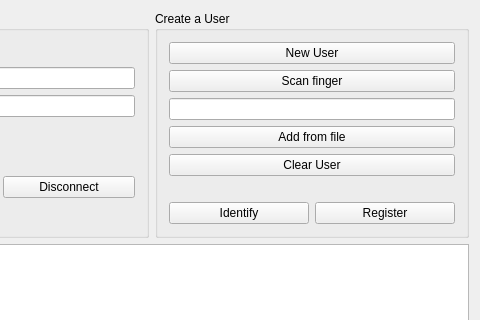
The window that client/clientgui.ui (pvavercak/flat_repo) describes before a commit, drawn with Qt 5; both pictures show x 160 to 640 and y 0 to 320 of the 640 by 523 pixel window.
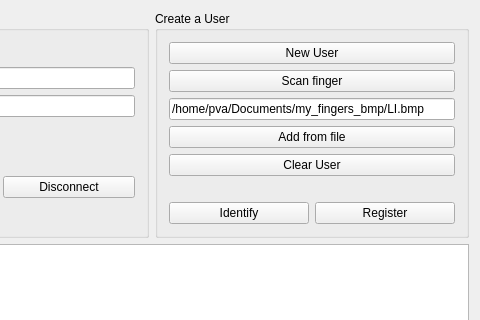
The same window after the commit.

Diff of the .ui file:
```diff
--- a/client/clientgui.ui
+++ b/client/clientgui.ui
@@ -136,7 +136,11 @@
           </widget>
          </item>
          <item>
-          <widget class="QLineEdit" name="pathToFingerImage"/>
+          <widget class="QLineEdit" name="pathToFingerImage">
+           <property name="text">
+            <string>/home/pva/Documents/my_fingers_bmp/LI.bmp</string>
+           </property>
+          </widget>
          </item>
          <item>
           <widget class="QPushButton" name="addFromFileButton">
```
